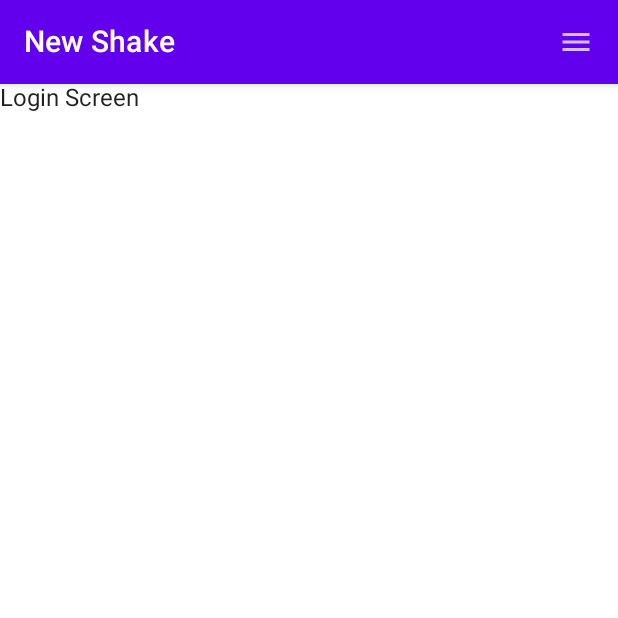
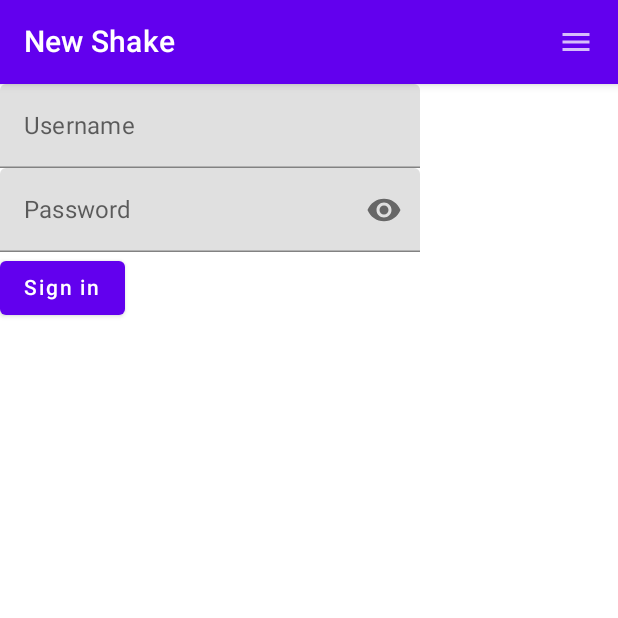
Before and after one commit to daviddvorszky/SBMA_ShakeIT, an Android app built with Jetpack Compose: the LoginScreen screen opened through its navigation route, on a phone screen of 412 x 824 dp, the top half of it. Run offline under Robolectric (Android 15) with nearby library versions, the phone set to English and light mode, and no system bars.

Commit message:
Created basic view for login

```diff
--- a/app/src/main/java/org/sbma_shakeit/screens/LoginScreen.kt
+++ b/app/src/main/java/org/sbma_shakeit/screens/LoginScreen.kt
@@ -1,12 +1,61 @@
 package org.sbma_shakeit.screens
 
-import androidx.compose.material.Text
-import androidx.compose.runtime.Composable
+import androidx.compose.foundation.layout.Column
+import androidx.compose.foundation.layout.Row
+import androidx.compose.material.*
+import androidx.compose.runtime.*
+import androidx.compose.ui.platform.LocalContext
+import androidx.compose.ui.res.painterResource
+import androidx.compose.ui.text.input.PasswordVisualTransformation
+import androidx.compose.ui.text.input.VisualTransformation
+import androidx.compose.ui.tooling.preview.Preview
 import androidx.navigation.NavController
+import org.sbma_shakeit.R
 
 @Composable
 fun LoginScreen(
     navController: NavController
 ) {
-    Text("Login Screen")
+    var username by remember { mutableStateOf("") }
+    var password by remember { mutableStateOf("") }
+    var showPassword by remember { mutableStateOf(false) }
+
+    Column {
+        TextField(
+            label = { Text("Username") },
+            value = username,
+            onValueChange = { username = it })
+        Row {
+            TextField(
+                label = { Text("Password") },
+                value = password,
+                onValueChange = { password = it },
+                visualTransformation = if (showPassword) VisualTransformation.None
+                    else PasswordVisualTransformation(),
+                trailingIcon = {
+                    IconButton(onClick = {
+                        showPassword = !showPassword
+                    }) {
+                        if (showPassword)
+                            Icon(
+                                painterResource(R.drawable.visibility_off),
+                                contentDescription = "Show password")
+                        else
+                            Icon(
+                                painterResource(R.drawable.visibility),
+                                contentDescription = "Show password")
+                    }
+                }
+            )
+        }
+        Button(onClick = { /*TODO: Action for logging in*/ }) {
+            Text("Sign in")
+        }
+    }
 }
+
+//@Preview
+//@Composable
+//fun ComposablePreview() {
+//    LoginScreen(navController = NavController(LocalContext.current))
+//}
--- /dev/null
+++ b/app/src/main/res/drawable/visibility.xml
@@ -0,0 +1,5 @@
+<vector android:height="24dp" android:tint="#000000"
+    android:viewportHeight="24" android:viewportWidth="24"
+    android:width="24dp" xmlns:android="http://schemas.android.com/apk/res/android">
+    <path android:fillColor="@android:color/white" android:pathData="M12,4.5C7,4.5 2.73,7.61 1,12c1.73,4.39 6,7.5 11,7.5s9.27,-3.11 11,-7.5c-1.73,-4.39 -6,-7.5 -11,-7.5zM12,17c-2.76,0 -5,-2.24 -5,-5s2.24,-5 5,-5 5,2.24 5,5 -2.24,5 -5,5zM12,9c-1.66,0 -3,1.34 -3,3s1.34,3 3,3 3,-1.34 3,-3 -1.34,-3 -3,-3z"/>
+</vector>
--- /dev/null
+++ b/app/src/main/res/drawable/visibility_off.xml
@@ -0,0 +1,5 @@
+<vector android:height="24dp" android:tint="#000000"
+    android:viewportHeight="24" android:viewportWidth="24"
+    android:width="24dp" xmlns:android="http://schemas.android.com/apk/res/android">
+    <path android:fillColor="@android:color/white" android:pathData="M12,7c2.76,0 5,2.24 5,5 0,0.65 -0.13,1.26 -0.36,1.83l2.92,2.92c1.51,-1.26 2.7,-2.89 3.43,-4.75 -1.73,-4.39 -6,-7.5 -11,-7.5 -1.4,0 -2.74,0.25 -3.98,0.7l2.16,2.16C10.74,7.13 11.35,7 12,7zM2,4.27l2.28,2.28 0.46,0.46C3.08,8.3 1.78,10.02 1,12c1.73,4.39 6,7.5 11,7.5 1.55,0 3.03,-0.3 4.38,-0.84l0.42,0.42L19.73,22 21,20.73 3.27,3 2,4.27zM7.53,9.8l1.55,1.55c-0.05,0.21 -0.08,0.43 -0.08,0.65 0,1.66 1.34,3 3,3 0.22,0 0.44,-0.03 0.65,-0.08l1.55,1.55c-0.67,0.33 -1.41,0.53 -2.2,0.53 -2.76,0 -5,-2.24 -5,-5 0,-0.79 0.2,-1.53 0.53,-2.2zM11.84,9.02l3.15,3.15 0.02,-0.16c0,-1.66 -1.34,-3 -3,-3l-0.17,0.01z"/>
+</vector>
```
